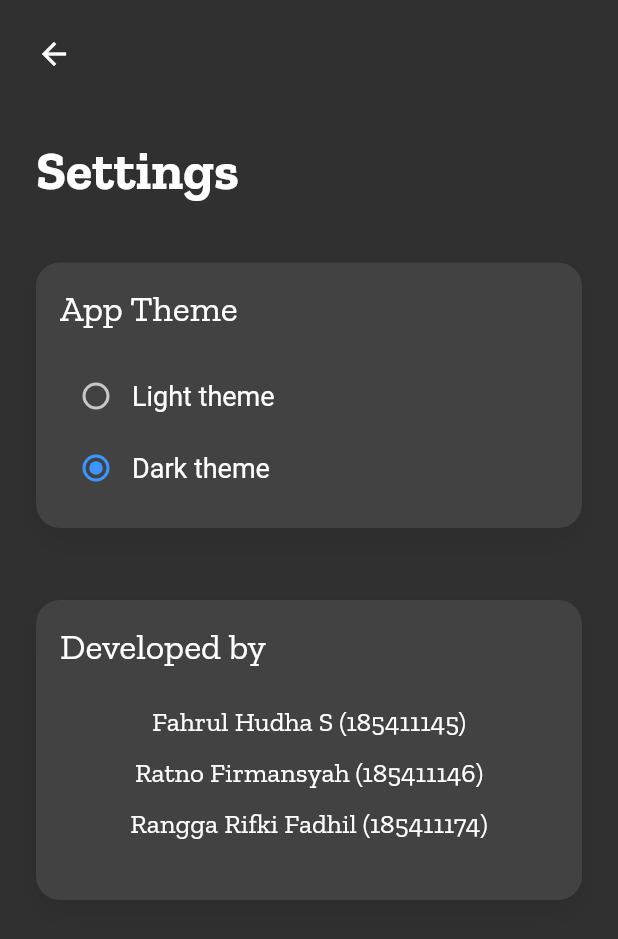
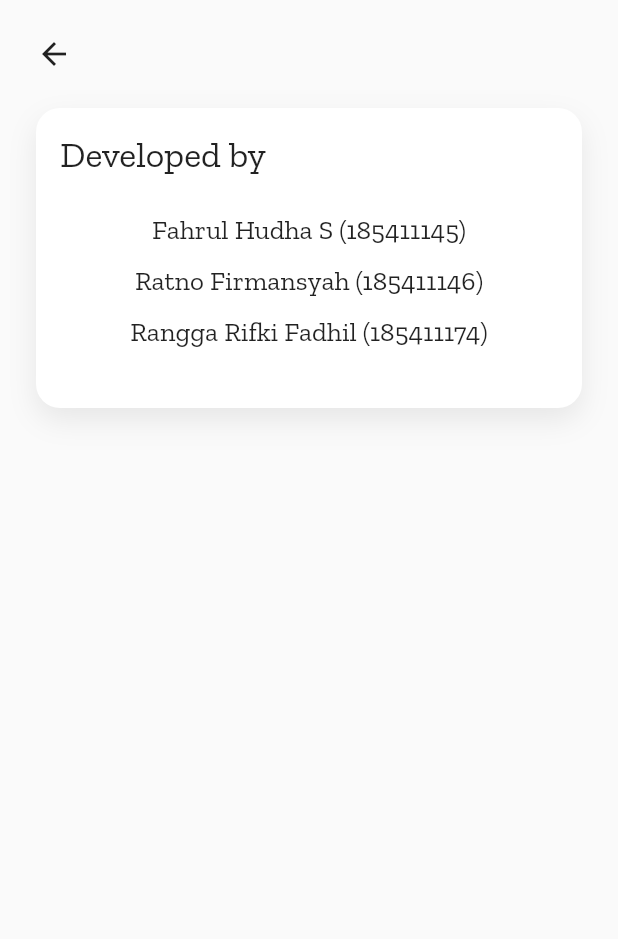
Before and after one commit to ratnofirmansyah/wayahe, a Flutter app: the screen it shows after launch, after a tap on the "settings" icon, on a phone screen of 412 x 824 dp. Shown: the top 939 px of the screen. Run offline on Flutter 3.47's test engine with Material 2 defaults, Android fonts, the phone set to English and light mode, and no system bars; our stand-ins replace outline_material_icons, share, shared_preferences, sqflite; accounts and stored records are empty; project files that could hold a hidden picture were left out.

```diff
--- a/lib/main.dart
+++ b/lib/main.dart
@@ -41,10 +41,6 @@ class _MyAppState extends State<MyApp> {
 
   void updateThemeFromSharedPref() async {
     String themeText = await getThemeFromSharedPref();
-    if (themeText == 'light') {
       setTheme(Brightness.light);
-    } else {
-      setTheme(Brightness.dark);
-    }
   }
 }
--- a/lib/screens/settings.dart
+++ b/lib/screens/settings.dart
@@ -47,46 +47,6 @@ class _SettingsPageState extends State<SettingsPage> {
                         const EdgeInsets.only(top: 24, left: 24, right: 24),
                     child: Icon(OMIcons.arrowBack)),
               ),
-              Padding(
-                padding: const EdgeInsets.only(left: 16, top: 36, right: 24),
-                child: buildHeaderWidget(context),
-              ),
-              buildCardWidget(Column(
-                crossAxisAlignment: CrossAxisAlignment.start,
-                children: <Widget>[
-                  Text('App Theme',
-                      style: TextStyle(fontFamily: 'ZillaSlab', fontSize: 24)),
-                  Container(
-                    height: 20,
-                  ),
-                  Row(
-                    children: <Widget>[
-                      Radio(
-                        value: 'light',
-                        groupValue: selectedTheme,
-                        onChanged: handleThemeSelection,
-                      ),
-                      Text(
-                        'Light theme',
-                        style: TextStyle(fontSize: 18),
-                      )
-                    ],
-                  ),
-                  Row(
-                    children: <Widget>[
-                      Radio(
-                        value: 'dark',
-                        groupValue: selectedTheme,
-                        onChanged: handleThemeSelection,
-                      ),
-                      Text(
-                        'Dark theme',
-                        style: TextStyle(fontSize: 18),
-                      )
-                    ],
-                  ),
-                ],
-              )),
               buildCardWidget(Column(
                 crossAxisAlignment: CrossAxisAlignment.stretch,
                 children: <Widget>[
@@ -145,20 +105,6 @@ class _SettingsPageState extends State<SettingsPage> {
     );
   }
 
-  Widget buildHeaderWidget(BuildContext context) {
-    return Container(
-      margin: EdgeInsets.only(top: 8, bottom: 16, left: 8),
-      child: Text(
-        'Settings',
-        style: TextStyle(
-            fontFamily: 'ZillaSlab',
-            fontWeight: FontWeight.w700,
-            fontSize: 36,
-            color: Theme.of(context).primaryColor),
-      ),
-    );
-  }
-
   void handleThemeSelection(String value) {
     setState(() {
       selectedTheme = value;
```
Also changed, not shown: 17 other files.
